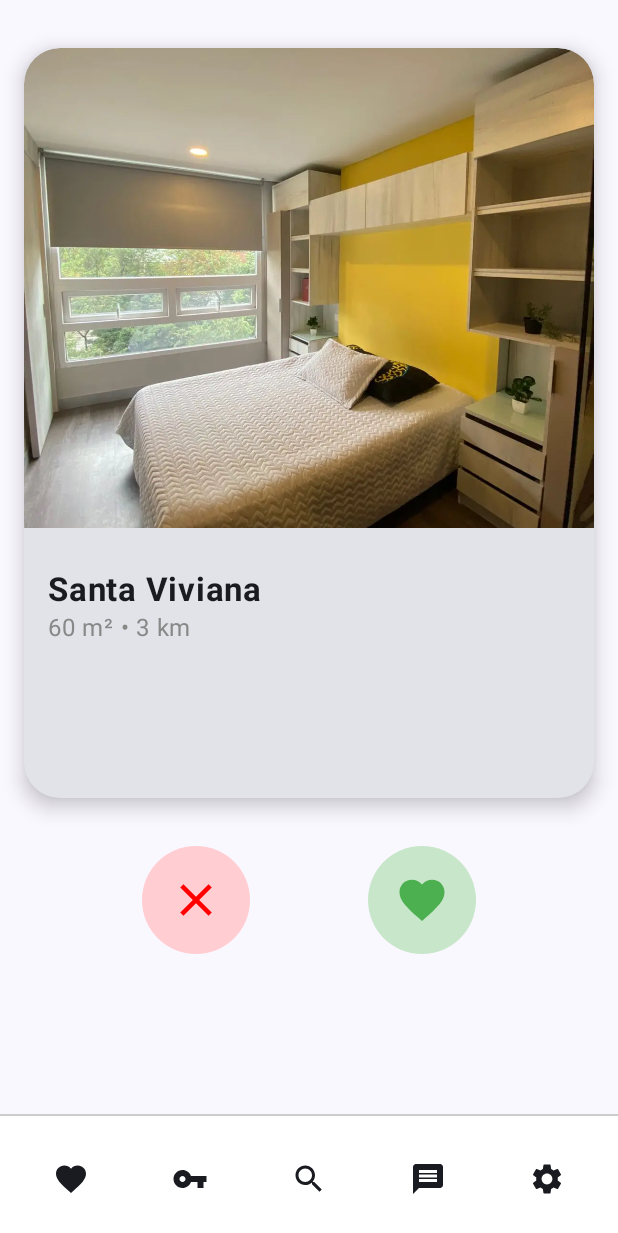
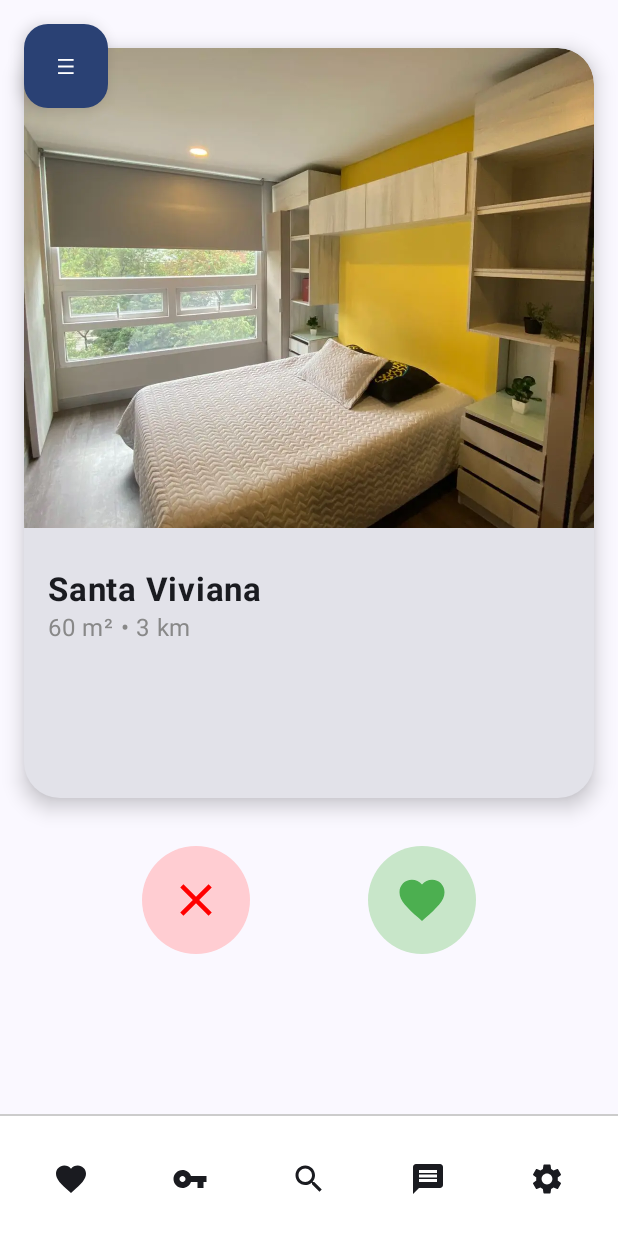
Before and after one commit to PUJ-ICM-2312/Roots, an Android app built with Jetpack Compose: the screen it shows after launch (MainActivity), on a phone screen of 412 x 824 dp. Shown: the top 1233 px of the screen. Run offline under Robolectric (Android 15) with nearby library versions, the phone set to English and light mode, and no system bars.

Commit message:
creo que está pero si compilo la mv explota

```diff
--- a/Roots/app/build.gradle.kts
+++ b/Roots/app/build.gradle.kts
@@ -50,6 +50,7 @@ dependencies {
     implementation(libs.androidx.ui.tooling.preview)
     implementation(libs.androidx.material3)
     implementation("androidx.compose.material:material-icons-extended")
+    implementation(libs.androidx.navigation.compose)
     testImplementation(libs.junit)
     androidTestImplementation(libs.androidx.junit)
     androidTestImplementation(libs.androidx.espresso.core)
--- a/Roots/app/src/main/java/com/example/roots/MainActivity.kt
+++ b/Roots/app/src/main/java/com/example/roots/MainActivity.kt
@@ -29,7 +29,7 @@ class MainActivity : ComponentActivity() {
                 }*/
                 // Para probar la pantalla que hagan, deben primero crearla en la carpeta screens
                 // Luego poner el nombre acá abajo, así cuando se corra esta vaina, se abre esa pantalla
-                SwipeROOTS()
+                NavigationStack()
             }
         }
     }
@@ -47,6 +47,6 @@ fun Greeting(name: String, modifier: Modifier = Modifier) {
 @Composable
 fun GreetingPreview() {
     RootsTheme {
-        PlansScreen()
+        NavigationStack()
     }
 }
--- /dev/null
+++ b/Roots/app/src/main/java/com/example/roots/screens/Navegation.kt
@@ -0,0 +1,63 @@
+package com.example.roots.screens
+
+import androidx.compose.foundation.layout.Box
+import androidx.compose.runtime.Composable
+import androidx.navigation.compose.NavHost
+import androidx.navigation.compose.composable
+import androidx.navigation.compose.rememberNavController
+
+@Composable
+fun NavigationStack() {
+    val navController = rememberNavController()
+
+    val screens = listOf(
+        Screen.Swipe,
+        Screen.AddProperty,
+        Screen.Chat,
+        Screen.ConfirmSubscription,
+        Screen.Messages,
+        Screen.MyProperties,
+        Screen.Payment,
+        Screen.PaymentSuccess,
+        Screen.Plans,
+        Screen.PropertyScrollMode
+    )
+
+    Box {
+        // Definimos la navegación principal
+        NavHost(navController = navController, startDestination = Screen.Swipe.route) {
+            screens.forEach { screen ->
+                composable(route = screen.route) {
+                    when (screen) {
+                        is Screen.Swipe -> SwipeROOTS()
+                        is Screen.AddProperty -> AddPropertyScreen()
+                        is Screen.Chat -> ChatScreen()
+                        is Screen.ConfirmSubscription -> ConfirmSubscriptionScreen()
+                        is Screen.Messages -> MessagesScreen()
+                        is Screen.MyProperties -> MyPropertiesScreen()
+                        is Screen.Payment -> PaymentScreen()
+                        is Screen.PaymentSuccess -> PaymentSuccessScreen()
+                        is Screen.Plans -> PlansScreen()
+                        is Screen.PropertyScrollMode -> PropertyScrollModeScreen()
+                    }
+                }
+            }
+        }
+
+        // Llamada al componente SidebarNavigation
+        SidebarNavigation(navController, screens)
+    }
+}
+
+sealed class Screen(val route: String) {
+    object Swipe: Screen("swipe")
+    object AddProperty: Screen("add_property")
+    object Chat: Screen("chat")
+    object ConfirmSubscription: Screen("confirm_subscription")
+    object Messages: Screen("messages")
+    object MyProperties: Screen("my_properties")
+    object Payment: Screen("payment")
+    object PaymentSuccess: Screen("payment_success")
+    object Plans: Screen("plans")
+    object PropertyScrollMode: Screen("property_scroll_mode")
+}
--- /dev/null
+++ b/Roots/app/src/main/java/com/example/roots/screens/SideNavBar.kt
@@ -0,0 +1,57 @@
+package com.example.roots.screens
+
+import androidx.compose.foundation.background
+import androidx.compose.foundation.clickable
+import androidx.compose.foundation.layout.*
+import androidx.compose.foundation.shape.RoundedCornerShape
+import androidx.compose.material3.*
+import androidx.compose.runtime.*
+import androidx.compose.ui.Alignment
+import androidx.compose.ui.Modifier
+import androidx.compose.ui.graphics.Color
+import androidx.compose.ui.unit.dp
+import androidx.navigation.NavController
+
+@Composable
+fun SidebarNavigation(navController: NavController, screens: List<Screen>) {
+    var isOpen by remember { mutableStateOf(false) }
+    Box(modifier = Modifier.fillMaxSize()) {
+        // Botón para abrir la barra lateral
+        FloatingActionButton(
+            onClick = { isOpen = !isOpen },
+            modifier = Modifier
+                .align(Alignment.TopStart)
+                .padding(16.dp),
+            containerColor = MaterialTheme.colorScheme.primary
+        ) {
+            Text("☰", color = Color.White)
+        }
+
+        // Sidebar
+        if (isOpen) {
+            Box(
+                modifier = Modifier
+                    .fillMaxHeight()
+                    .width(250.dp)
+                    .background(Color.Gray.copy(alpha = 0.9f), RoundedCornerShape(0.dp, 16.dp, 16.dp, 0.dp))
+            ) {
+                Column(modifier = Modifier.padding(16.dp)) {
+                    screens.forEach { screen ->
+                        Text(
+                            text = screen.route.replace("_", " ").uppercase(),
+                            modifier = Modifier
+                                .fillMaxWidth()
+                                .clickable {
+                                    navController.navigate(screen.route)
+                                    isOpen = false
+                                }
+                                .padding(12.dp),
+                            color = Color.White,
+                            style = MaterialTheme.typography.bodyLarge
+                        )
+                    }
+                }
+            }
+        }
+    }
+}
--- a/Roots/gradle/libs.versions.toml
+++ b/Roots/gradle/libs.versions.toml
@@ -8,6 +8,7 @@ espressoCore = "3.6.1"
 lifecycleRuntimeKtx = "2.8.7"
 activityCompose = "1.10.1"
 composeBom = "2024.04.01"
+navigationCompose = "2.8.9"
 
 [libraries]
 androidx-core-ktx = { group = "androidx.core", name = "core-ktx", version.ref = "coreKtx" }
@@ -24,6 +25,7 @@ androidx-ui-tooling-preview = { group = "androidx.compose.ui", name = "ui-toolin
 androidx-ui-test-manifest = { group = "androidx.compose.ui", name = "ui-test-manifest" }
 androidx-ui-test-junit4 = { group = "androidx.compose.ui", name = "ui-test-junit4" }
 androidx-material3 = { group = "androidx.compose.material3", name = "material3" }
+androidx-navigation-compose = { group = "androidx.navigation", name = "navigation-compose", version.ref = "navigationCompose" }
 
 [plugins]
 android-application = { id = "com.android.application", version.ref = "agp" }
```
